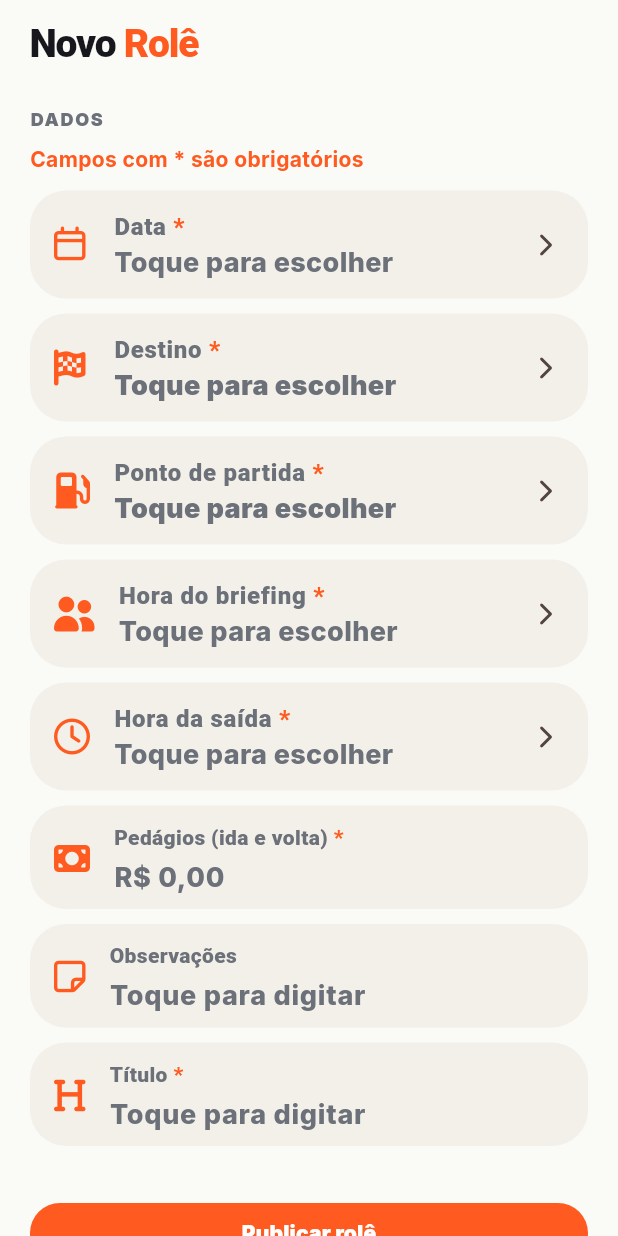
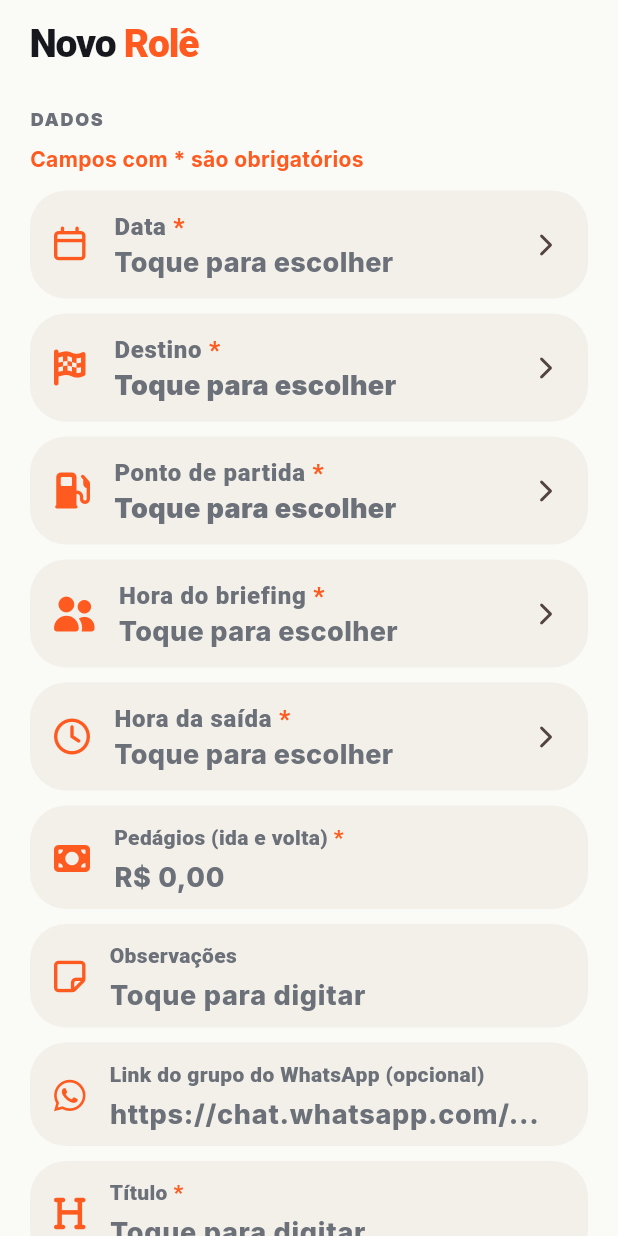
Before and after one commit to marceloamp2/roda_presa_app, a Flutter app: the CreateRideScreen widget shown alone on an empty page, opened directly with empty values, on a phone screen of 412 x 824 dp. Run offline on Flutter 3.47's test engine with Material 3 defaults, Android fonts, the phone set to English and light mode, and no system bars; our stand-ins replace flutter_dotenv, flutter_secure_storage, flutter_svg, font_awesome_flutter, google_fonts, google_sign_in and 1 more; missing offline and left inert: in_app_update; accounts and stored records are empty; network calls fail.

Commit message:
feat: add whatsapp group link field to ride form
Co-Authored-By: Claude Sonnet 4.6 <noreply@anthropic.com>

```diff
--- a/lib/screens/create_ride_screen.dart
+++ b/lib/screens/create_ride_screen.dart
@@ -62,6 +62,8 @@ class _CreateRideScreenState extends State<CreateRideScreen> {
   final RideApiService _rideApiService = RideApiService();
   final TextEditingController _tollsController = TextEditingController();
   final TextEditingController _notesController = TextEditingController();
+  final TextEditingController _whatsappGroupLinkController =
+      TextEditingController();
   final TextEditingController _titleController = TextEditingController();
 
   DateTime? _selectedDate;
@@ -161,6 +163,13 @@ class _CreateRideScreenState extends State<CreateRideScreen> {
             keyboardType: TextInputType.multiline,
           ),
           _TextInputField(
+            label: 'Link do grupo do WhatsApp (opcional)',
+            hintText: 'https://chat.whatsapp.com/...',
+            icon: FontAwesomeIcons.whatsapp,
+            controller: _whatsappGroupLinkController,
+            keyboardType: TextInputType.url,
+          ),
+          _TextInputField(
             label: 'Título',
             hintText: 'Toque para digitar',
             icon: FontAwesomeIcons.heading,
@@ -198,6 +207,7 @@ class _CreateRideScreenState extends State<CreateRideScreen> {
     _rideApiService.close();
     _tollsController.dispose();
     _notesController.dispose();
+    _whatsappGroupLinkController.dispose();
     _titleController.dispose();
     super.dispose();
   }
@@ -210,6 +220,7 @@ class _CreateRideScreenState extends State<CreateRideScreen> {
     _startPlace = null;
     _tollsController.clear();
     _notesController.clear();
+    _whatsappGroupLinkController.clear();
     _titleController.clear();
   }
 
@@ -221,6 +232,7 @@ class _CreateRideScreenState extends State<CreateRideScreen> {
     _destinationPlace = editData.destinationPlace;
     _titleController.text = editData.title;
     _notesController.text = editData.notes;
+    _whatsappGroupLinkController.text = editData.whatsappGroupLink ?? '';
 
     if (editData.toll != null) {
       _tollsController.text = _formatTollForField(editData.toll!);
@@ -398,6 +410,7 @@ class _CreateRideScreenState extends State<CreateRideScreen> {
         destinationPlace: _destinationPlace!,
         toll: toll,
         notes: _notesController.text.trim(),
+        whatsappGroupLink: _whatsappGroupLinkController.text.trim(),
       );
       return;
     }
@@ -412,6 +425,7 @@ class _CreateRideScreenState extends State<CreateRideScreen> {
       destinationPlace: _destinationPlace!,
       toll: toll,
       notes: _notesController.text.trim(),
+      whatsappGroupLink: _whatsappGroupLinkController.text.trim(),
     );
   }
 
```
